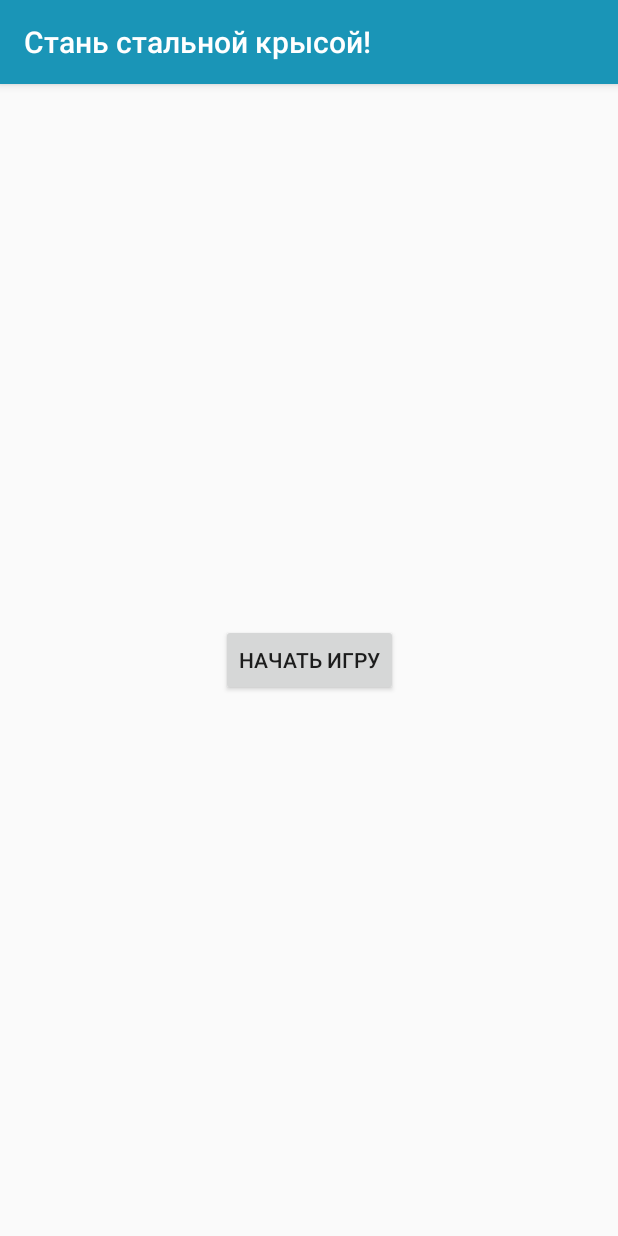
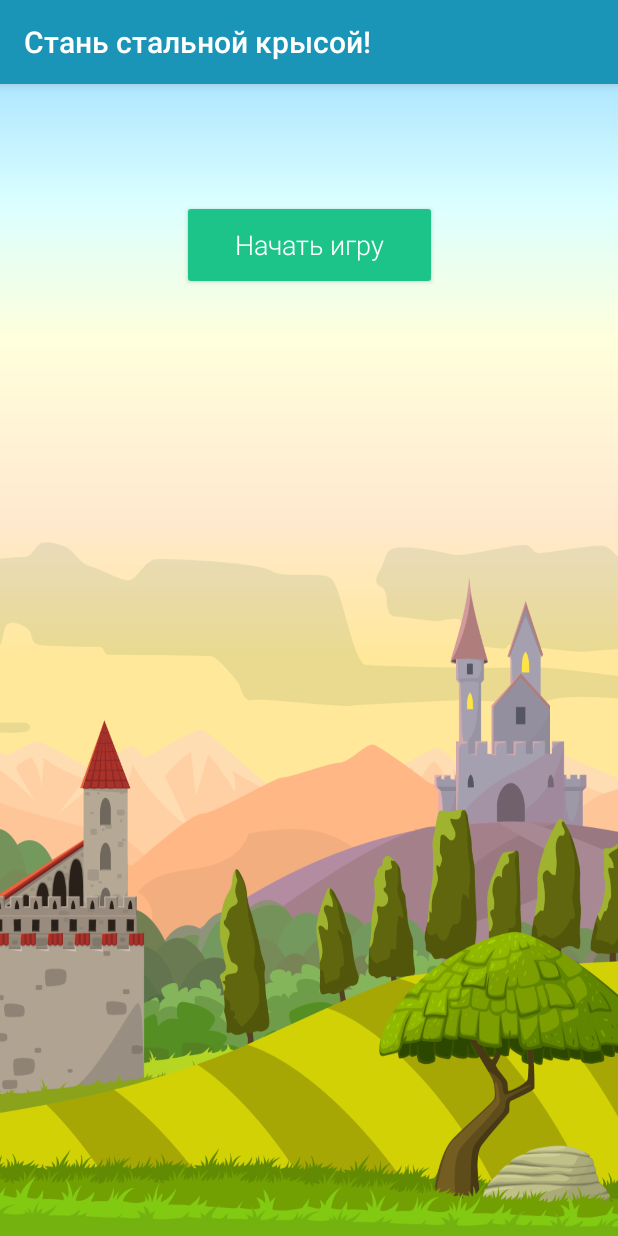
Before and after one commit to kulikovman/SteelRatGame, an Android app: the screen it shows after launch (MainActivity), on a phone screen of 412 x 824 dp. Run offline under Robolectric (Android 15) with nearby library versions, the phone set to English and light mode, and no system bars.

Commit message:
Изменен стартовый макет

```diff
--- a/app/src/main/java/ru/kulikovman/steelratgame/GameProcess.java
+++ b/app/src/main/java/ru/kulikovman/steelratgame/GameProcess.java
@@ -39,7 +39,7 @@ public class GameProcess extends AppCompatActivity {
         Log.d("myLog", "Восстановили текущую главу: " + mChapterNumber);
 
         // Ручной выбор текущей главы, для тестирования
-        mChapterNumber = 351;
+        mChapterNumber = 220;
 
         // Запускаем игровой процесс
         gameProcess();
--- a/app/src/main/res/layout/activity_main.xml
+++ b/app/src/main/res/layout/activity_main.xml
@@ -5,11 +5,13 @@
     xmlns:tools="http://schemas.android.com/tools"
     android:layout_width="match_parent"
     android:layout_height="match_parent"
+    android:background="@drawable/game_cover"
     tools:context="ru.kulikovman.steelratgame.MainActivity">
 
     <Button
         android:id="@+id/open_game_button"
-        android:layout_width="wrap_content"
+        style="@style/MainButton"
+        android:layout_width="170dp"
         android:layout_height="wrap_content"
         android:layout_marginBottom="8dp"
         android:layout_marginLeft="8dp"
@@ -20,10 +22,14 @@
         app:layout_constraintBottom_toBottomOf="parent"
         app:layout_constraintLeft_toLeftOf="parent"
         app:layout_constraintRight_toRightOf="parent"
-        app:layout_constraintTop_toTopOf="parent"/>
+        app:layout_constraintTop_toTopOf="parent"
+        app:layout_constraintVertical_bias="0.1"
+        android:layout_marginStart="8dp"
+        android:layout_marginEnd="8dp"/>
 
     <Button
         android:id="@+id/reset_game_button"
+        style="@style/Widget.AppCompat.Button.Borderless"
         android:layout_width="wrap_content"
         android:layout_height="wrap_content"
         android:layout_marginLeft="8dp"
@@ -31,8 +37,10 @@
         android:layout_marginTop="8dp"
         android:onClick="resetProgress"
         android:text="@string/reset_progress"
-        android:visibility="invisible"
+        android:visibility="visible"
         app:layout_constraintLeft_toLeftOf="parent"
         app:layout_constraintRight_toRightOf="parent"
-        app:layout_constraintTop_toBottomOf="@+id/open_game_button"/>
+        app:layout_constraintTop_toBottomOf="@+id/open_game_button"
+        android:layout_marginStart="8dp"
+        android:layout_marginEnd="8dp"/>
 </android.support.constraint.ConstraintLayout>
--- a/app/src/main/res/values/styles.xml
+++ b/app/src/main/res/values/styles.xml
@@ -33,10 +33,6 @@
         <item name="android:layout_width">wrap_content</item>
     </style>
 
-    <!-- Цвет звезд -->
-    <style name="RatingBar" parent="Theme.AppCompat">
-        <item name="colorControlNormal">@color/yellow</item>
-        <item name="colorControlActivated">@color/yellow</item>
-    </style>
+
 
 </resources>
```
Also changed, not shown: app/src/main/res/drawable/game_cover.png (added), app/src/main/res/drawable/map.jpg (added).
